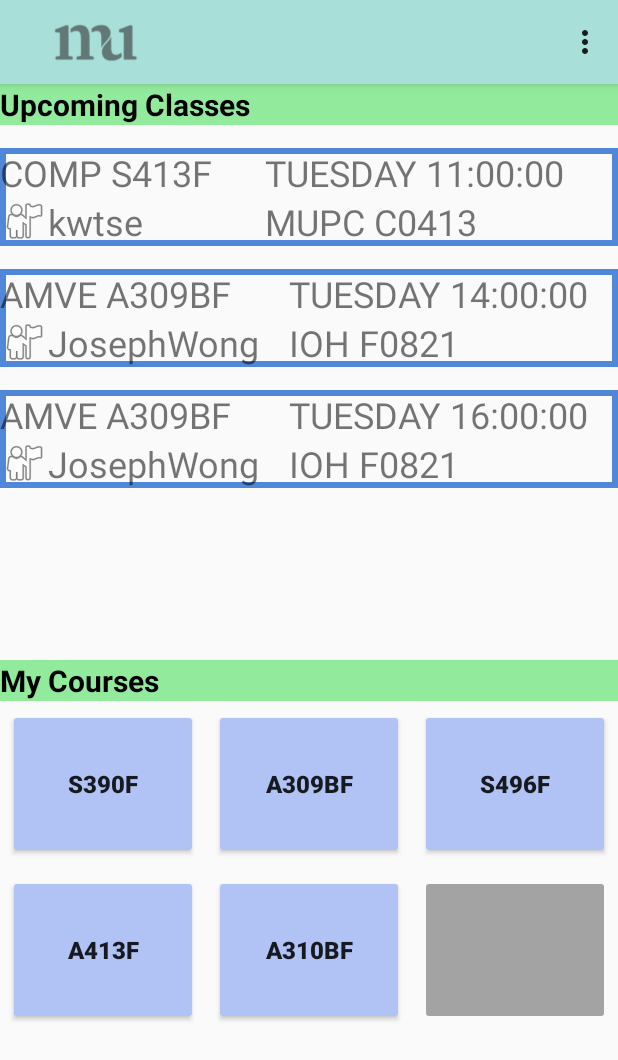
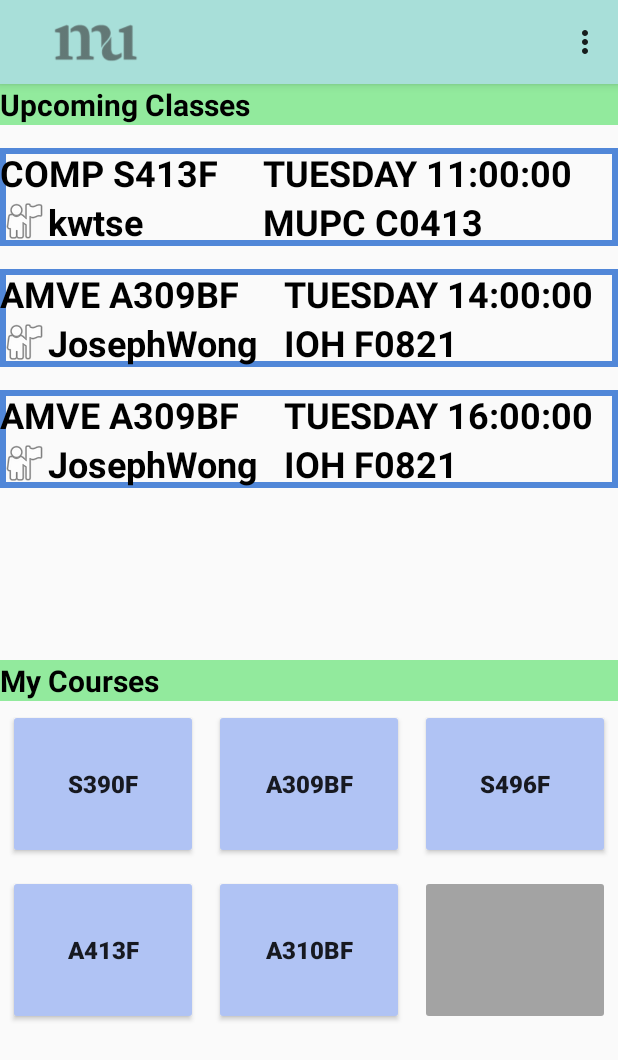
Before and after one commit to Kim-Woo/SchoolNotes, an Android app: the MainActivity screen opened directly, with no data from a screen before it, on a phone screen of 412 x 824 dp. Shown: the top 1060 px of the screen. Run offline under Robolectric (Android 15) with nearby library versions, the light colour scheme and no system bars.

Commit message:
Changed text font

```diff
--- a/app/src/main/res/layout/upcoming_classes_layout.xml
+++ b/app/src/main/res/layout/upcoming_classes_layout.xml
@@ -23,7 +23,9 @@
                 android:layout_gravity="start"
                 android:layout_weight="1"
                 android:text="TextView"
-                android:textSize="24sp" />
+                android:textColor="@color/black"
+                android:textSize="24sp"
+                android:textStyle="bold" />
 
             <TextView
                 android:id="@+id/uc_courseTime"
@@ -32,7 +34,9 @@
                 android:layout_gravity="right"
                 android:layout_weight="1"
                 android:text="TextView"
-                android:textSize="24sp" />
+                android:textColor="@color/black"
+                android:textSize="24sp"
+                android:textStyle="bold" />
         </TableRow>
 
         <TableRow
@@ -55,7 +59,9 @@
                     android:layout_width="wrap_content"
                     android:layout_height="wrap_content"
                     android:text="TextView"
-                    android:textSize="24sp" />
+                    android:textColor="@color/black"
+                    android:textSize="24sp"
+                    android:textStyle="bold" />
             </TableRow>
 
             <TextView
@@ -64,7 +70,9 @@
                 android:layout_height="wrap_content"
                 android:layout_weight="1"
                 android:text="TextView"
-                android:textSize="24sp" />
+                android:textColor="@color/black"
+                android:textSize="24sp"
+                android:textStyle="bold" />
         </TableRow>
 
     </TableLayout>
```
